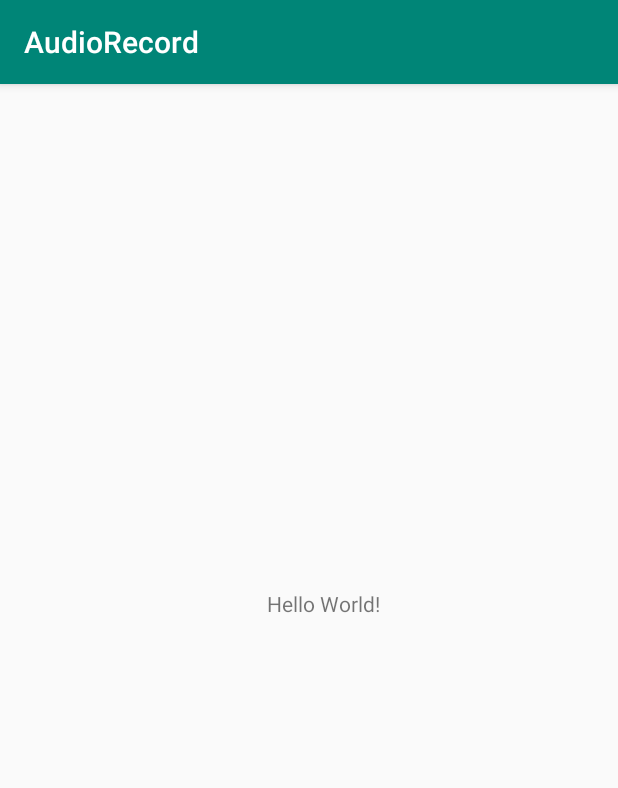
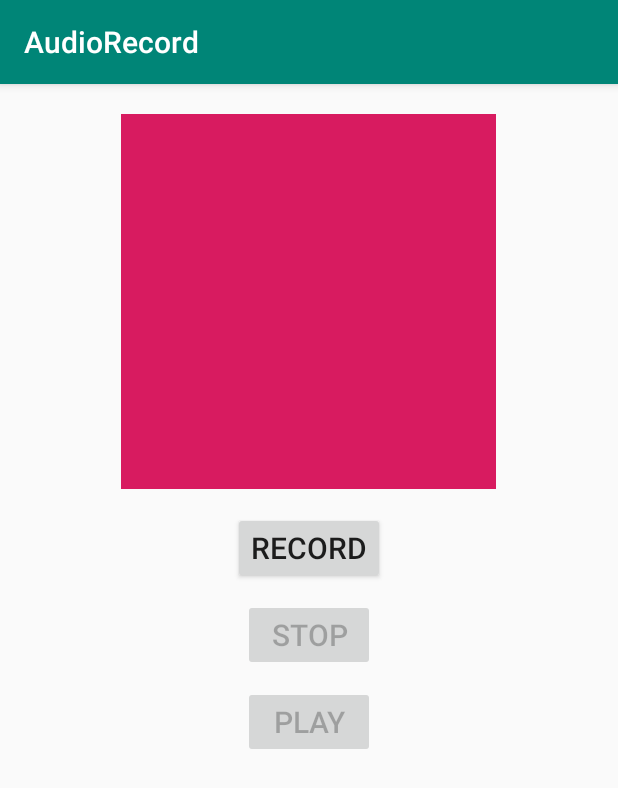
Before and after one commit to ChuHieu02/AudioRecorder, an Android app: the screen it shows after launch (MainActivity), on a phone screen of 412 x 824 dp. Shown: the top 788 px of the screen. Run offline under Robolectric (Android 15) with nearby library versions, the phone set to English and light mode, and no system bars.

Commit message:
"demo record sound from Phone"

```diff
--- a/app/src/main/AndroidManifest.xml
+++ b/app/src/main/AndroidManifest.xml
@@ -1,6 +1,9 @@
 <?xml version="1.0" encoding="utf-8"?>
 <manifest xmlns:android="http://schemas.android.com/apk/res/android"
-    package="com.audiorecorder.voicerecorderhd.editor">
+    package="com.audiorecorder.voicerecorderhd.editor">\
+
+    <uses-permission android:name="android.permission.RECORD_AUDIO" />
+    <uses-permission android:name="android.permission.WRITE_EXTERNAL_STORAGE"/>
 
     <application
         android:allowBackup="true"
--- a/app/src/main/java/com/audiorecorder/voicerecorderhd/editor/MainActivity.java
+++ b/app/src/main/java/com/audiorecorder/voicerecorderhd/editor/MainActivity.java
@@ -3,28 +3,80 @@ package com.audiorecorder.voicerecorderhd.editor;
 import androidx.appcompat.app.AppCompatActivity;
 
 import android.content.res.Resources;
+import android.media.MediaPlayer;
+import android.media.MediaRecorder;
 import android.os.Bundle;
+import android.os.Environment;
+import android.view.View;
+import android.widget.Button;
+import android.widget.Toast;
+
+import java.io.IOException;
 
 public class MainActivity extends AppCompatActivity {
-
+    private Button play, stop, record;
+    private MediaRecorder myAudioRecorder;
+    private String outputFile;
     @Override
     protected void onCreate(Bundle savedInstanceState) {
         super.onCreate(savedInstanceState);
         setContentView(R.layout.activity_main);
+        play = (Button) findViewById(R.id.play);
+        stop = (Button) findViewById(R.id.stop);
+        record = (Button) findViewById(R.id.record);
+        stop.setEnabled(false);
+        play.setEnabled(false);
+        outputFile = Environment.getExternalStorageDirectory().getAbsolutePath() + "/recording.3gp";
+        myAudioRecorder = new MediaRecorder();
+        myAudioRecorder.setAudioSource(MediaRecorder.AudioSource.MIC);
+        myAudioRecorder.setOutputFormat(MediaRecorder.OutputFormat.THREE_GPP);
+        myAudioRecorder.setAudioEncoder(MediaRecorder.OutputFormat.AMR_NB);
+        myAudioRecorder.setOutputFile(outputFile);
+
+        record.setOnClickListener(new View.OnClickListener() {
+            @Override
+            public void onClick(View v) {
+                try {
+                    myAudioRecorder.prepare();
+                    myAudioRecorder.start();
+                } catch (IllegalStateException ise) {
+                    // make something ...
+                } catch (IOException ioe) {
+                    // make something
+                }
+                record.setEnabled(false);
+                stop.setEnabled(true);
+                Toast.makeText(getApplicationContext(), "Recording started", Toast.LENGTH_LONG).show();
+            }
+        });
+
+        stop.setOnClickListener(new View.OnClickListener() {
+            @Override
+            public void onClick(View v) {
+                myAudioRecorder.stop();
+                myAudioRecorder.release();
+                myAudioRecorder = null;
+                record.setEnabled(true);
+                stop.setEnabled(false);
+                play.setEnabled(true);
+                Toast.makeText(getApplicationContext(), "Audio Recorder successfully", Toast.LENGTH_LONG).show();
+            }
+        });
+        play.setOnClickListener(new View.OnClickListener() {
+            @Override
+            public void onClick(View v) {
+                MediaPlayer mediaPlayer = new MediaPlayer();
+                try {
+                    mediaPlayer.setDataSource(outputFile);
+                    mediaPlayer.prepare();
+                    mediaPlayer.start();
+                    Toast.makeText(getApplicationContext(), "Playing Audio", Toast.LENGTH_LONG).show();
+                } catch (Exception e) {
+                    // make something
+                }
+            }
+        });
     }
 
-    @Override
-    protected void onApplyThemeResource(Resources.Theme theme, int resid, boolean first) {
-        super.onApplyThemeResource(theme, resid, first);
-    }
 
-    public  static  final  String TEST_KEY = "TEST";
-    public  void  testComit(){
-        /// test commit
-    }
-
-    @Override
-    public void onBackPressed() {
-        super.onBackPressed();
-    }
 }
--- a/app/src/main/res/layout/activity_main.xml
+++ b/app/src/main/res/layout/activity_main.xml
@@ -1,20 +1,43 @@
 <?xml version="1.0" encoding="utf-8"?>
-<androidx.constraintlayout.widget.ConstraintLayout xmlns:android="http://schemas.android.com/apk/res/android"
-    xmlns:app="http://schemas.android.com/apk/res-auto"
+<RelativeLayout xmlns:android="http://schemas.android.com/apk/res/android"
     xmlns:tools="http://schemas.android.com/tools"
     android:layout_width="match_parent"
-    android:layout_height="match_parent"
-    tools:context=".MainActivity">
-
-    <TextView
+    android:layout_height="match_parent">
+    <ImageView
+        android:layout_width="250dp"
+        android:layout_height="250dp"
+        android:layout_centerHorizontal="true"
+        android:layout_marginTop="20dp"
+        android:src="@color/colorAccent"
+        android:id="@+id/logo"/>
+    <Button
         android:layout_width="wrap_content"
         android:layout_height="wrap_content"
-        android:text="Hello World!"
-        app:layout_constraintBottom_toBottomOf="parent"
-        app:layout_constraintHorizontal_bias="0.529"
-        app:layout_constraintLeft_toLeftOf="parent"
-        app:layout_constraintRight_toRightOf="parent"
-        app:layout_constraintTop_toTopOf="parent"
-        app:layout_constraintVertical_bias="0.45" />
-
-</androidx.constraintlayout.widget.ConstraintLayout>
+        android:text="Record"
+        android:textSize="20sp"
+        android:id="@+id/record"
+        android:layout_below="@id/logo"
+        android:layout_centerHorizontal="true"
+        android:layout_marginTop="15dp"
+        />
+    <Button
+        android:layout_width="wrap_content"
+        android:layout_height="wrap_content"
+        android:text="Stop"
+        android:textSize="20sp"
+        android:id="@+id/stop"
+        android:layout_below="@id/record"
+        android:layout_marginTop="10dp"
+        android:layout_centerHorizontal="true"
+        />
+    <Button
+        android:layout_width="wrap_content"
+        android:layout_height="wrap_content"
+        android:text="Play"
+        android:textSize="20sp"
+        android:id="@+id/play"
+        android:layout_below="@id/stop"
+        android:layout_marginTop="10dp"
+        android:layout_centerHorizontal="true"
+        />
+</RelativeLayout>
```
